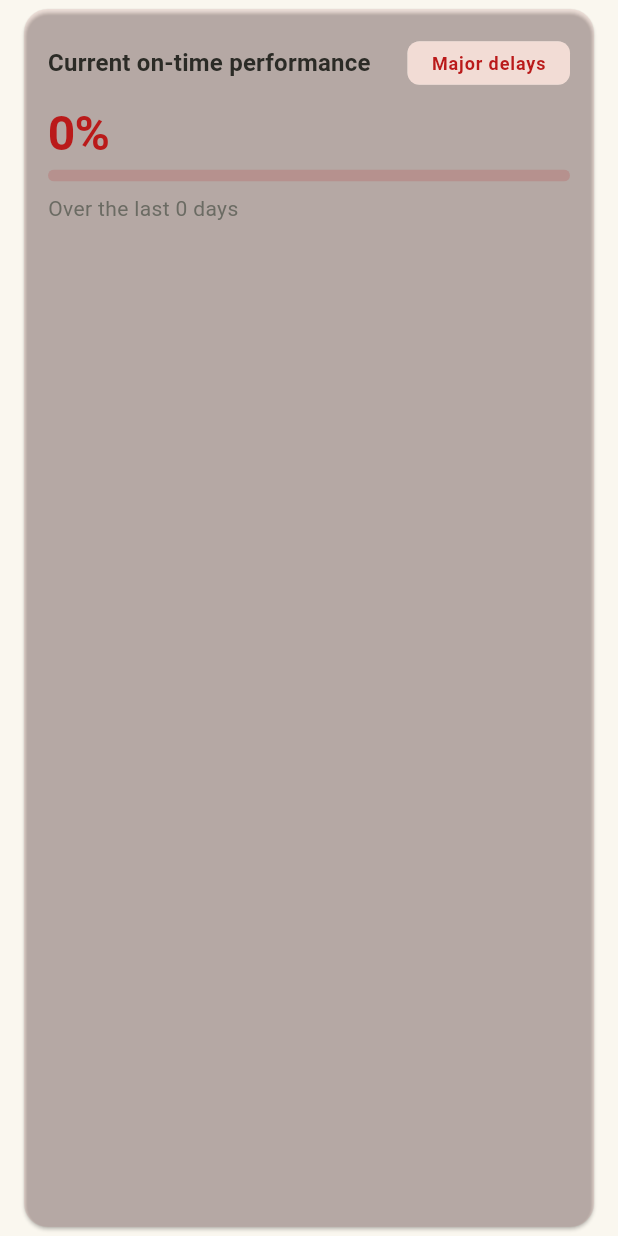
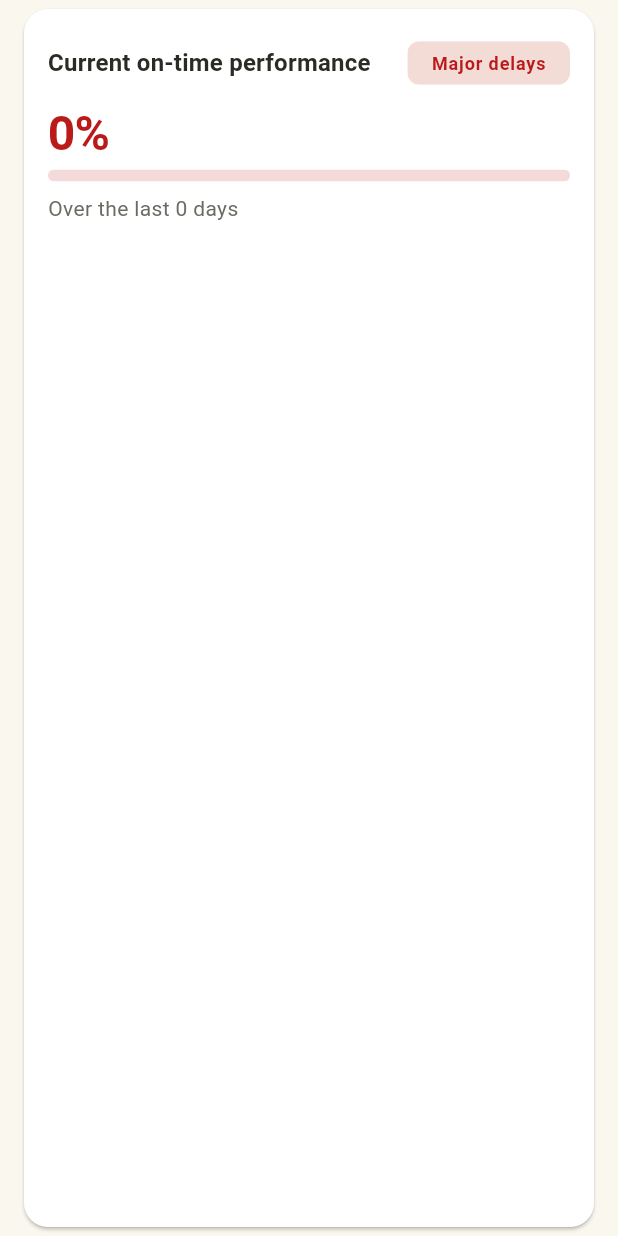
Before and after one commit to ToArngc/mobile_assigment, a Flutter app: the OnTimeSummaryCard widget shown alone on an empty page, opened directly with empty values, on a phone screen of 412 x 824 dp. Run offline on Flutter 3.47's test engine with Material 3 defaults, Android fonts, the phone set to English and light mode, and no system bars; our stand-ins replace fl_chart, flutter_local_notifications, google_maps_flutter, image_picker, location, supabase_flutter and 1 more; accounts and stored records are empty; network calls fail.

Commit message:
fix a card tinit issue

```diff
--- a/lib/modules/alerts/screens/alerts_home_screen.dart
+++ b/lib/modules/alerts/screens/alerts_home_screen.dart
@@ -356,7 +356,8 @@ class _AlertStatusCard extends StatelessWidget {
     final enabledCount = provider.savedStations.where((station) => station.enabled).length;
     final color = muted ? AppColors.warning : AppColors.success;
     return Card(
-      color: color.withValues(alpha: 0.08),
+      color: AppColors.cardBackground,
+      surfaceTintColor: Colors.transparent,
       child: Padding(
         padding: const EdgeInsets.all(16),
         child: Row(
--- a/lib/modules/reliability/widgets/ontime_summary_card.dart
+++ b/lib/modules/reliability/widgets/ontime_summary_card.dart
@@ -34,7 +34,8 @@ class OnTimeSummaryCard extends StatelessWidget {
                 ? 'Minor delays'
                 : 'Major delays';
     return Card(
-      color: percent == null ? null : color.withValues(alpha: 0.07),
+      color: AppColors.cardBackground,
+      surfaceTintColor: Colors.transparent,
       child: Padding(
         padding: const EdgeInsets.all(AppSpacing.md),
         child: Column(
```
